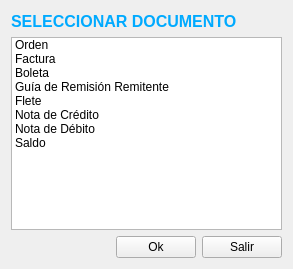
Qt form Compra/compramenu.ui (radtek/manager) before a commit.
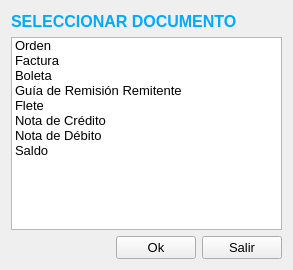
The same form after that commit.

The edit to the form file:
```diff
--- a/Compra/compramenu.ui
+++ b/Compra/compramenu.ui
@@ -7,7 +7,7 @@
     <x>0</x>
     <y>0</y>
     <width>293</width>
-    <height>269</height>
+    <height>270</height>
    </rect>
   </property>
   <property name="windowTitle">
@@ -50,6 +50,11 @@
    </item>
    <item>
     <widget class="QListWidget" name="listWidget">
+     <property name="font">
+      <font>
+       <pointsize>10</pointsize>
+      </font>
+     </property>
      <item>
       <property name="text">
        <string>Orden</string>
@@ -109,6 +114,11 @@
      </item>
      <item row="0" column="1">
       <widget class="QPushButton" name="pushButton_ok">
+       <property name="font">
+        <font>
+         <pointsize>10</pointsize>
+        </font>
+       </property>
        <property name="text">
         <string>Ok</string>
        </property>
@@ -116,6 +126,11 @@
      </item>
      <item row="0" column="2">
       <widget class="QPushButton" name="pushButton_salir">
+       <property name="font">
+        <font>
+         <pointsize>10</pointsize>
+        </font>
+       </property>
        <property name="text">
         <string>Salir</string>
        </property>
```
